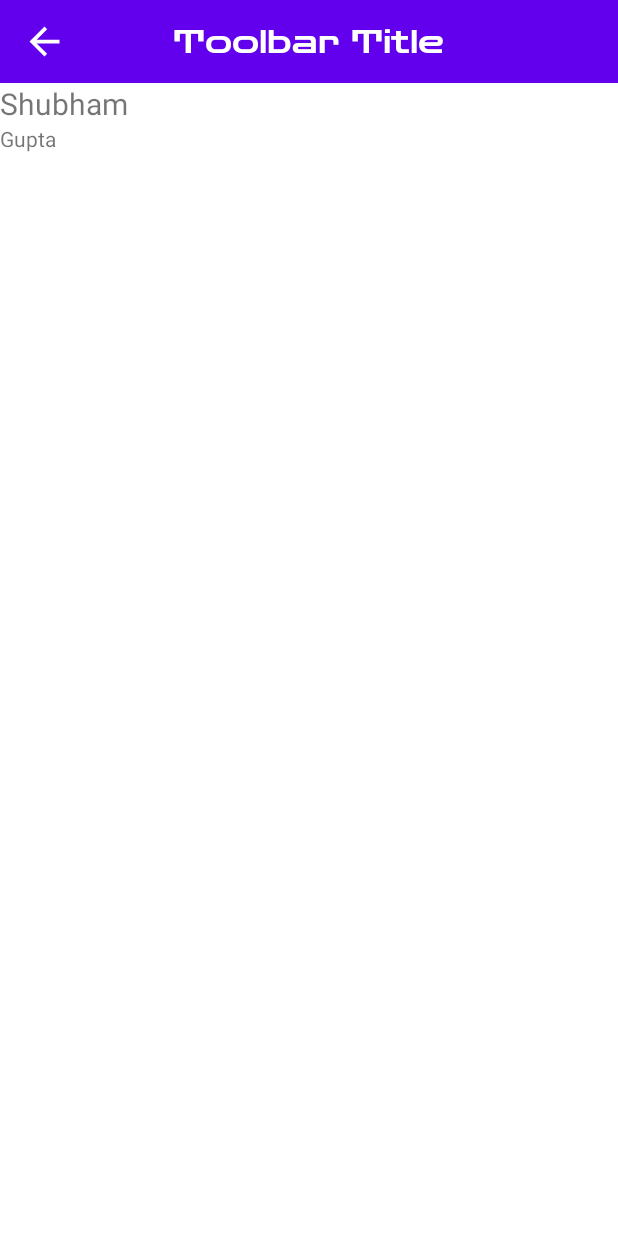
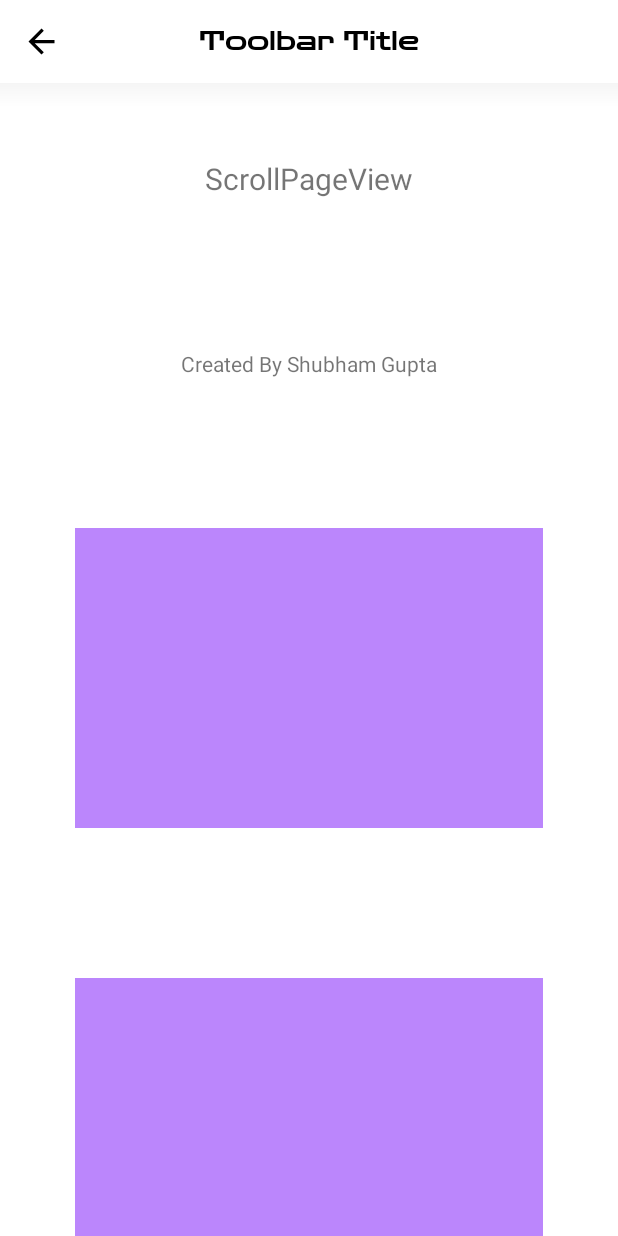
Before and after one commit to shubham-gupta-16/Material-Kit, an Android app: the screen it shows after launch (MainActivity), on a phone screen of 412 x 824 dp. Run offline under Robolectric (Android 15) with nearby library versions, the phone set to English and light mode, and no system bars.

Commit message:
PageScrollView added

```diff
--- /dev/null
+++ b/Material-Kit/src/main/java/com/shubhamgupta16/materialkit/FlexToolbar.java
@@ -0,0 +1,125 @@
+package com.shubhamgupta16.materialkit;
+
+import android.app.Activity;
+import android.content.Context;
+import android.graphics.Typeface;
+import android.os.Handler;
+import android.util.AttributeSet;
+import android.util.TypedValue;
+import android.view.ViewGroup;
+import android.widget.ImageView;
+import android.widget.RelativeLayout;
+import android.widget.TextView;
+
+import androidx.annotation.ColorInt;
+import androidx.annotation.DrawableRes;
+import androidx.annotation.FontRes;
+import androidx.appcompat.widget.Toolbar;
+import androidx.core.content.res.ResourcesCompat;
+
+class FlexToolbar extends RelativeLayout {
+    public FlexToolbar(Context context) {
+        this(context, null);
+    }
+
+    public FlexToolbar(Context context, AttributeSet attrs) {
+        this(context, attrs, 0);
+    }
+
+
+    private final ImageView nav;
+    private final TextView toolbarTitle;
+
+    public FlexToolbar(Context context, AttributeSet attrs, int defStyleAttr) {
+        super(context, attrs, defStyleAttr);
+
+        int actionBarSize;
+        TypedValue outValue = new TypedValue();
+        getContext().getTheme().resolveAttribute(android.R.attr.actionBarSize, outValue, true);
+        actionBarSize = outValue.resourceId;
+
+        float oneDP = UtilsKit.dpToPx(1, getContext());
+        int navSize = (int) (oneDP * 26);
+
+        Toolbar toolbar = new Toolbar(getContext());
+        LayoutParams params = new LayoutParams(ViewGroup.LayoutParams.MATCH_PARENT, actionBarSize);
+        params.addRule(CENTER_VERTICAL);
+        toolbar.setLayoutParams(params);
+        toolbar.setElevation(0);
+        addView(toolbar);
+        nav = new ImageView(getContext());
+        LayoutParams navParams = new LayoutParams(navSize, navSize);
+        navParams.setMarginStart((int) (oneDP * 15));
+        navParams.addRule(CENTER_VERTICAL);
+        nav.setLayoutParams(navParams);
+        addView(nav);
+        nav.setId(android.R.id.icon2);
+        toolbarTitle = new TextView(getContext());
+        LayoutParams titleParams = new LayoutParams(ViewGroup.LayoutParams.WRAP_CONTENT, ViewGroup.LayoutParams.WRAP_CONTENT);
+        titleParams.setMarginStart((int) (oneDP * 15));
+        titleParams.addRule(END_OF, nav.getId());
+        titleParams.addRule(CENTER_IN_PARENT);
+        toolbarTitle.setLayoutParams(titleParams);
+        toolbarTitle.setTypeface(Typeface.DEFAULT_BOLD);
+        addView(toolbarTitle);
+        setElevation(0);
+    }
+
+    public void setToolbarTitlePosition(int position) {
+        LayoutParams p = (LayoutParams) toolbarTitle.getLayoutParams();
+        if (position == MaterialConstants.TOOLBAR_TITLE_CENTER)
+            p.removeRule(END_OF);
+        else
+            p.addRule(END_OF, nav.getId());
+        toolbarTitle.setLayoutParams(p);
+    }
+
+    public void setToolbarTitleColor(@ColorInt int color) {
+        toolbarTitle.setTextColor(color);
+    }
+
+    public void setToolbarNavTint(@ColorInt int color) {
+        nav.setColorFilter(color);
+    }
+
+    public void setToolbarTitleFont(@FontRes int font) {
+        if (font != 0) {
+            new Handler().post(() -> {
+                Typeface typeface = ResourcesCompat.getFont(getContext(), font);
+                toolbarTitle.setTypeface(typeface);
+            });
+        }
+    }
+
+    public void setToolbarNavSize(int size) {
+        nav.getLayoutParams().height = size;
+        nav.getLayoutParams().width = size;
+    }
+
+    public void setToolbarTitleSize(int unit, float size) {
+        toolbarTitle.setTextSize(unit, size);
+    }
+
+    public void setToolbarNavIcon(@DrawableRes int res) {
+        if (res == android.R.color.transparent)
+            nav.setVisibility(GONE);
+        else
+            nav.setVisibility(VISIBLE);
+        nav.setImageResource(res);
+    }
+
+    public void setToolbarNavBackground(@DrawableRes int res) {
+        nav.setBackgroundResource(res);
+    }
+
+    public void setToolbarNavClick(int navClick) {
+        if (navClick == MaterialConstants.TOOLBAR_NAV_CLICK_FINISH)
+            nav.setOnClickListener(v -> ((Activity) getContext()).finish());
+        else nav.setOnClickListener(null);
+    }
+
+    public void setToolbarTitle(String title) {
+        toolbarTitle.setText(title);
+    }
+
+}
--- /dev/null
+++ b/Material-Kit/src/main/java/com/shubhamgupta16/materialkit/MaterialConstants.java
@@ -0,0 +1,10 @@
+package com.shubhamgupta16.materialkit;
+
+public class MaterialConstants {
+
+
+    public static int TOOLBAR_NAV_CLICK_NONE = 0;
+    public static int TOOLBAR_NAV_CLICK_FINISH = 1;
+    public static int TOOLBAR_TITLE_CENTER = 1;
+    public static int TOOLBAR_TITLE_START = 0;
+}
--- /dev/null
+++ b/Material-Kit/src/main/java/com/shubhamgupta16/materialkit/PageScrollView.java
@@ -0,0 +1,71 @@
+package com.shubhamgupta16.materialkit;
+
+import android.content.Context;
+import android.content.res.TypedArray;
+import android.graphics.Color;
+import android.os.Handler;
+import android.util.AttributeSet;
+import android.util.Log;
+import android.util.TypedValue;
+import android.view.View;
+import android.view.ViewGroup;
+import android.widget.LinearLayout;
+import android.widget.RelativeLayout;
+import android.widget.ScrollView;
+
+import androidx.annotation.ColorInt;
+import androidx.annotation.DrawableRes;
+import androidx.annotation.FontRes;
+
+public class PageScrollView extends PageView {
+
+    public LinearLayout linearLayout;
+    public ScrollView layout;
+
+    public PageScrollView(Context context) {
+        this(context, null);
+    }
+
+    public PageScrollView(Context context, AttributeSet attrs) {
+        this(context, attrs, 0);
+    }
+
+    public PageScrollView(Context context, AttributeSet attrs, int defStyleAttr) {
+        this(context, attrs, defStyleAttr, 0);
+    }
+
+    public PageScrollView(Context context, AttributeSet attrs, int defStyleAttr, int defStyleRes) {
+        super(context, attrs, defStyleAttr, defStyleRes);
+        _setupScrollView(null, null);
+    }
+
+    private void _setupScrollView(View child, ViewGroup.LayoutParams params) {
+        if (layout == null) {
+            layout = new ScrollView(getContext());
+            layout.setId(android.R.id.candidatesArea);
+            layout.setLayoutParams(new LinearLayout.LayoutParams(ViewGroup.LayoutParams.MATCH_PARENT, ViewGroup.LayoutParams.MATCH_PARENT));
+            linearLayout = new LinearLayout(getContext());
+            linearLayout.setOrientation(LinearLayout.VERTICAL);
+            linearLayout.setLayoutParams(new LinearLayout.LayoutParams(ViewGroup.LayoutParams.MATCH_PARENT, ViewGroup.LayoutParams.MATCH_PARENT));
+            layout.addView(linearLayout);
+            addView(layout);
+
+            if (child != null)
+                linearLayout.addView(child, params);
+        }
+    }
+
+    @Override
+    public void addView(View child) {
+        super.addView(child, child.getLayoutParams());
+        Log.d("tagtag", "here");
+    }
+
+    @Override
+    public void addView(View child, ViewGroup.LayoutParams params) {
+        if (getChildCount() > 0)
+            linearLayout.addView(child, params);
+        else
+        super.addView(child, params);
+    }
+}
--- a/Material-Kit/src/main/java/com/shubhamgupta16/materialkit/PageView.java
+++ b/Material-Kit/src/main/java/com/shubhamgupta16/materialkit/PageView.java
@@ -1,30 +1,21 @@
 package com.shubhamgupta16.materialkit;
 
-import android.app.Activity;
 import android.content.Context;
 import android.content.res.TypedArray;
 import android.graphics.Color;
-import android.graphics.Typeface;
-import android.media.Image;
-import android.os.Handler;
+import android.graphics.drawable.GradientDrawable;
 import android.util.AttributeSet;
-import android.util.Log;
 import android.util.TypedValue;
 import android.view.View;
 import android.view.ViewGroup;
-import android.widget.ImageView;
 import android.widget.LinearLayout;
 import android.widget.RelativeLayout;
-import android.widget.TextView;
-import android.widget.Toast;
 
 import androidx.annotation.ColorInt;
 import androidx.annotation.DrawableRes;
 import androidx.annotation.FontRes;
-import androidx.appcompat.widget.Toolbar;
-import androidx.core.content.res.ResourcesCompat;
 
-public class PageView extends RelativeLayout {
+public class PageView extends LinearLayout {
 
 
     public PageView(Context context) {
@@ -39,80 +30,50 @@ public class PageView extends RelativeLayout {
         this(context, attrs, defStyleAttr, 0);
     }
 
-    private Toolbar toolbar;
-    private final RelativeLayout relLayout;
+    private FlexToolbar flexToolbar;
     private LinearLayout linearLayout;
-    private final ImageView nav;
-    private final TextView toolbarTitle;
-    public int NAV_CLICK_NONE = 0;
-    public int NAV_CLICK_FINISH = 1;
-    public int TITLE_CENTER = 1;
-    public int TITLE_START = 0;
 
     private void _setupLinearLayout() {
+        flexToolbar = new FlexToolbar(getContext());
+        flexToolbar.setLayoutParams(new LayoutParams(ViewGroup.LayoutParams.MATCH_PARENT, ViewGroup.LayoutParams.WRAP_CONTENT));
+        flexToolbar.setId(android.R.id.navigationBarBackground);
+
         linearLayout = new LinearLayout(getContext());
         linearLayout.setOrientation(LinearLayout.VERTICAL);
-        LayoutParams llp = new LayoutParams(ViewGroup.LayoutParams.MATCH_PARENT, ViewGroup.LayoutParams.MATCH_PARENT);
-        linearLayout.setPadding(0, 105, 0, 0);
+        RelativeLayout.LayoutParams llp = new RelativeLayout.LayoutParams(ViewGroup.LayoutParams.MATCH_PARENT, ViewGroup.LayoutParams.MATCH_PARENT);
+        llp.addRule(RelativeLayout.BELOW, flexToolbar.getId());
         linearLayout.setId(android.R.id.content);
         linearLayout.setLayoutParams(llp);
-        Log.wtf("tagtag", "init");
-        addView(linearLayout);
     }
 
     public PageView(Context context, AttributeSet attrs, int defStyleAttr, int defStyleRes) {
         super(context, attrs, defStyleAttr, defStyleRes);
+
         _setupLinearLayout();
+
+        RelativeLayout layout = new RelativeLayout(getContext());
+        layout.setLayoutParams(new LayoutParams(ViewGroup.LayoutParams.MATCH_PARENT, ViewGroup.LayoutParams.MATCH_PARENT));
+        layout.addView(linearLayout);
+        layout.addView(flexToolbar);
+
+        addView(layout, new LinearLayout.LayoutParams(ViewGroup.LayoutParams.MATCH_PARENT, ViewGroup.LayoutParams.MATCH_PARENT));
+
+        float oneDP = UtilsKit.dpToPx(1, getContext());
 
         TypedArray a = context.obtainStyledAttributes(attrs, R.styleable.PageView, defStyleAttr, defStyleRes);
 
-        int actionBarSize;
-        TypedValue outValue = new TypedValue();
-        getContext().getTheme().resolveAttribute(android.R.attr.actionBarSize, outValue, true);
-        actionBarSize = outValue.resourceId;
+        setToolbarTitleFont(a.getResourceId(R.styleable.PageView_toolbarTitleFont, 0));
+        if (a.hasValue(R.styleable.PageView_toolbarNavSize))
+            setToolbarNavSize(a.getDimensionPixelSize(R.styleable.PageView_toolbarNavSize, 0));
+        setToolbarTitleSize(TypedValue.COMPLEX_UNIT_PX, a.getDimension(R.styleable.PageView_toolbarTitleSize, 20));
 
-        float oneDP = UtilsKit.dpToPx(1, getContext());
-        int navSize = (int) (oneDP * 26);
-
-
-        relLayout = new RelativeLayout(getContext());
-        relLayout.setLayoutParams(new LayoutParams(ViewGroup.LayoutParams.MATCH_PARENT, actionBarSize));
-        addView(relLayout);
-
-
-        toolbar = new Toolbar(getContext());
-        LayoutParams params = new LayoutParams(ViewGroup.LayoutParams.MATCH_PARENT, actionBarSize);
-        params.addRule(CENTER_VERTICAL);
-        toolbar.setLayoutParams(params);
-        toolbar.setElevation(0);
-        relLayout.addView(toolbar);
-        nav = new ImageView(getContext());
-        LayoutParams navParams = new LayoutParams(navSize, navSize);
-        navParams.setMarginStart((int) (oneDP * 15));
-        navParams.addRule(CENTER_VERTICAL);
-        nav.setLayoutParams(navParams);
-        relLayout.addView(nav);
-        nav.setId(android.R.id.icon2);
-        toolbarTitle = new TextView(getContext());
-        LayoutParams titleParams = new LayoutParams(ViewGroup.LayoutParams.WRAP_CONTENT, ViewGroup.LayoutParams.WRAP_CONTENT);
-        titleParams.setMarginStart((int) (oneDP * 15));
-        titleParams.addRule(END_OF, nav.getId());
-        titleParams.addRule(CENTER_IN_PARENT);
-        toolbarTitle.setLayoutParams(titleParams);
-        toolbarTitle.setTypeface(Typeface.DEFAULT_BOLD);
-        relLayout.addView(toolbarTitle);
-
-
-        setToolbarTitleFont(a.getResourceId(R.styleable.PageView_toolbarTitleFont, 0));
-        setToolbarNavSize(a.getDimensionPixelSize(R.styleable.PageView_toolbarNavSize, navSize));
-        setToolbarTitleSize(TypedValue.COMPLEX_UNIT_PX, a.getDimension(R.styleable.PageView_toolbarTitleSize, 20));
-        setToolbarHeight(a.getDimensionPixelSize(R.styleable.PageView_toolbarHeight, actionBarSize));
         setToolbarTitle(a.getString(R.styleable.PageView_toolbarTitle));
         setToolbarNavIcon(a.getResourceId(R.styleable.PageView_toolbarNavIcon, android.R.color.transparent));
-        setToolbarNavClick(a.getInt(R.styleable.PageView_toolbarNavClick, 1));
+        setToolbarNavClick(a.getInt(R.styleable.PageView_toolbarNavClick, MaterialConstants.TOOLBAR_NAV_CLICK_FINISH));
         setToolbarBackground(a.getResourceId(R.styleable.PageView_toolbarBackground, android.R.color.transparent));
-        setToolbarTitlePosition(a.getInt(R.styleable.PageView_toolbarTitlePosition, TITLE_START));
-
+        setToolbarTitlePosition(a.getInt(R.styleable.PageView_toolbarTitlePosition, MaterialConstants.TOOLBAR_TITLE_START));
+        if (a.hasValue(R.styleable.PageView_toolbarHeight))
+            setToolbarHeight(a.getDimensionPixelSize(R.styleable.PageView_toolbarHeight, 0));
         if (a.hasValue(R.styleable.PageView_toolbarTitleColor))
             setToolbarTitleColor(a.getColor(R.styleable.PageView_toolbarTitleColor, Color.WHITE));
         if (a.hasValue(R.styleable.PageView_toolbarNavTint))
@@ -121,82 +82,82 @@ public class PageView extends RelativeLayout {
         if (a.hasValue(R.styleable.PageView_toolbarNavBackground))
             setToolbarNavBackground(a.getResourceId(R.styleable.PageView_toolbarNavBackground, android.R.color.transparent));
         else {
+            TypedValue outValue = new TypedValue();
             getContext().getTheme().resolveAttribute(android.R.attr.selectableItemBackgroundBorderless, outValue, true);
             setToolbarNavBackground(outValue.resourceId);
         }
+        if (a.hasValue(R.styleable.PageView_toolbarShadowColor)) {
+            int color = a.getColor(R.styleable.PageView_toolbarShadowColor, Color.TRANSPARENT);
+            View view = new View(getContext());
+            RelativeLayout.LayoutParams p = new RelativeLayout.LayoutParams(ViewGroup.LayoutParams.MATCH_PARENT,
+                    a.getDimensionPixelSize(R.styleable.PageView_toolbarShadowHeight, (int) (oneDP * 15)));
+            p.addRule(RelativeLayout.BELOW, flexToolbar.getId());
+            view.setLayoutParams(p);
+
+            GradientDrawable gd = new GradientDrawable(
+                    GradientDrawable.Orientation.TOP_BOTTOM,
+                    new int[]{color, 0x00131313});
+            gd.setCornerRadius(0f);
+
+            view.setBackground(gd);
+            layout.addView(view);
+
+        }
+
         a.recycle();
     }
 
     @Override
     public void addView(View child, ViewGroup.LayoutParams params) {
-        linearLayout.addView(child);
-        Log.wtf("tagtag", "4");
+        if (getChildCount() > 0) linearLayout.addView(child, params);
+        else super.addView(child, params);
     }
 
     public void setToolbarTitlePosition(int position) {
-        LayoutParams p = (LayoutParams) toolbarTitle.getLayoutParams();
-        if (position == TITLE_CENTER)
-            p.removeRule(END_OF);
-        else
-            p.addRule(END_OF, nav.getId());
-        toolbarTitle.setLayoutParams(p);
+        flexToolbar.setToolbarTitlePosition(position);
     }
 
     public void setToolbarTitleColor(@ColorInt int color) {
-        toolbarTitle.setTextColor(color);
+        flexToolbar.setToolbarTitleColor(color);
     }
 
     public void setToolbarNavTint(@ColorInt int color) {
-        nav.setColorFilter(color);
+        flexToolbar.setToolbarNavTint(color);
     }
 
     public void setToolbarTitleFont(@FontRes int font) {
-        if (font != 0) {
-            new Handler().post(() -> {
-                Typeface typeface = ResourcesCompat.getFont(getContext(), font);
-                toolbarTitle.setTypeface(typeface);
-            });
-        }
+        flexToolbar.setToolbarTitleFont(font);
     }
 
     public void setToolbarNavSize(int size) {
-        nav.getLayoutParams().height = size;
-        nav.getLayoutParams().width = size;
+        flexToolbar.setToolbarNavSize(size);
+    }
+
+    public void setToolbarTitleSize(int unit, float size) {
+        flexToolbar.setToolbarTitleSize(unit, size);
+    }
+
+    public void setToolbarNavIcon(@DrawableRes int res) {
+        flexToolbar.setToolbarNavIcon(res);
+    }
+
+    public void setToolbarNavBackground(@DrawableRes int res) {
+        flexToolbar.setToolbarNavBackground(res);
+    }
+
+    public void setToolbarNavClick(int navClick) {
+        flexToolbar.setToolbarNavClick(navClick);
+    }
+
+    public void setToolbarTitle(String title) {
+        flexToolbar.setToolbarTitle(title);
     }
 
     public void setToolbarHeight(int height) {
-        relLayout.getLayoutParams().height = height;
-        linearLayout.setPadding(0, height, 0, 0);
-
-    }
-
-    public void setToolbarTitleSize(int unit, float size) {
-        toolbarTitle.setTextSize(unit, size);
-    }
-
-    public void setToolbarNavIcon(@DrawableRes int res) {
-        if (res == android.R.color.transparent)
-            nav.setVisibility(GONE);
-        else
-            nav.setVisibility(VISIBLE);
-        nav.setImageResource(res);
-    }
-
-    public void setToolbarNavBackground(@DrawableRes int res) {
-        nav.setBackgroundResource(res);
-    }
-
-    public void setToolbarNavClick(int navClick) {
-        if (navClick == NAV_CLICK_FINISH)
-            nav.setOnClickListener(v -> ((Activity) getContext()).finish());
-        else nav.setOnClickListener(null);
-    }
-
-    public void setToolbarTitle(String title) {
-        toolbarTitle.setText(title);
+        flexToolbar.getLayoutParams().height = height;
     }
 
     public void setToolbarBackground(@DrawableRes int res) {
-        relLayout.setBackgroundResource(res);
+        flexToolbar.setBackgroundResource(res);
     }
 }
--- a/Material-Kit/src/main/res/values/attrs.xml
+++ b/Material-Kit/src/main/res/values/attrs.xml
@@ -20,7 +20,8 @@
             <enum name="finish" value="1"/>
             <enum name="none" value="0"/>
         </attr>
-        <attr name="toolbarShadow" format="reference"/>
+        <attr name="toolbarShadowColor" format="color"/>
+        <attr name="toolbarShadowHeight" format="dimension"/>
     </declare-styleable>
 
 </resources>
--- a/app/src/main/res/layout/activity_main.xml
+++ b/app/src/main/res/layout/activity_main.xml
@@ -1,37 +1,50 @@
 <?xml version="1.0" encoding="utf-8"?>
-<RelativeLayout xmlns:android="http://schemas.android.com/apk/res/android"
+<com.shubhamgupta16.materialkit.PageScrollView xmlns:android="http://schemas.android.com/apk/res/android"
     xmlns:app="http://schemas.android.com/apk/res-auto"
     xmlns:tools="http://schemas.android.com/tools"
     android:layout_width="match_parent"
     android:layout_height="match_parent"
+    app:toolbarBackground="@color/white"
+    app:toolbarHeight="55dp"
+    app:toolbarNavClick="finish"
+    app:toolbarNavIcon="@drawable/ic_baseline_arrow_back_24"
+    app:toolbarNavSize="26dp"
+    app:toolbarTitleColor="@color/black"
+    app:toolbarNavTint="@color/black"
+    app:toolbarShadowColor="#0a000000"
+    app:toolbarShadowHeight="16dp"
+    app:toolbarTitle="Toolbar Title"
+    app:toolbarTitleFont="@font/tjb"
+    app:toolbarTitlePosition="center"
+    app:toolbarTitleSize="18sp"
     tools:context=".MainActivity">
 
+    <TextView
+        android:layout_width="wrap_content"
+        android:layout_height="wrap_content"
+        android:layout_gravity="center"
+        android:padding="50dp"
+        android:text="ScrollPageView"
+        android:textSize="20sp" />
 
-    <com.shubhamgupta16.materialkit.PageView
-        android:layout_width="match_parent"
-        app:toolbarTitlePosition="center"
-        app:toolbarTitle="Toolbar Title"
-        app:toolbarHeight="55dp"
-        app:toolbarTitleSize="22sp"
-        app:toolbarNavSize="30dp"
-        app:toolbarTitleFont="@font/tjb"
-        app:toolbarTitleColor="@color/white"
-        app:toolbarNavTint="@color/white"
-        app:toolbarNavClick="none"
-        app:toolbarNavIcon="@drawable/ic_baseline_arrow_back_24"
-        app:toolbarBackground="@color/purple_500"
-        android:layout_height="match_parent">
+    <TextView
+        android:layout_width="wrap_content"
+        android:layout_height="wrap_content"
+        android:layout_gravity="center"
+        android:padding="50dp"
+        android:text="Created By Shubham Gupta" />
 
-        <TextView
-            android:layout_width="wrap_content"
-            android:layout_height="wrap_content"
-            android:textSize="20sp"
-            android:text="Shubham"/>
-        <TextView
-            android:layout_width="wrap_content"
-            android:layout_height="wrap_content"
-            android:text="Gupta"/>
+    <View
+        android:layout_width="wrap_content"
+        android:layout_height="200dp"
+        android:layout_margin="50dp"
+        android:background="@color/purple_200" />
 
-    </com.shubhamgupta16.materialkit.PageView>
 
-</RelativeLayout>
+    <View
+        android:layout_width="wrap_content"
+        android:layout_height="400dp"
+        android:layout_margin="50dp"
+        android:background="@color/purple_200" />
+
+</com.shubhamgupta16.materialkit.PageScrollView>
```
